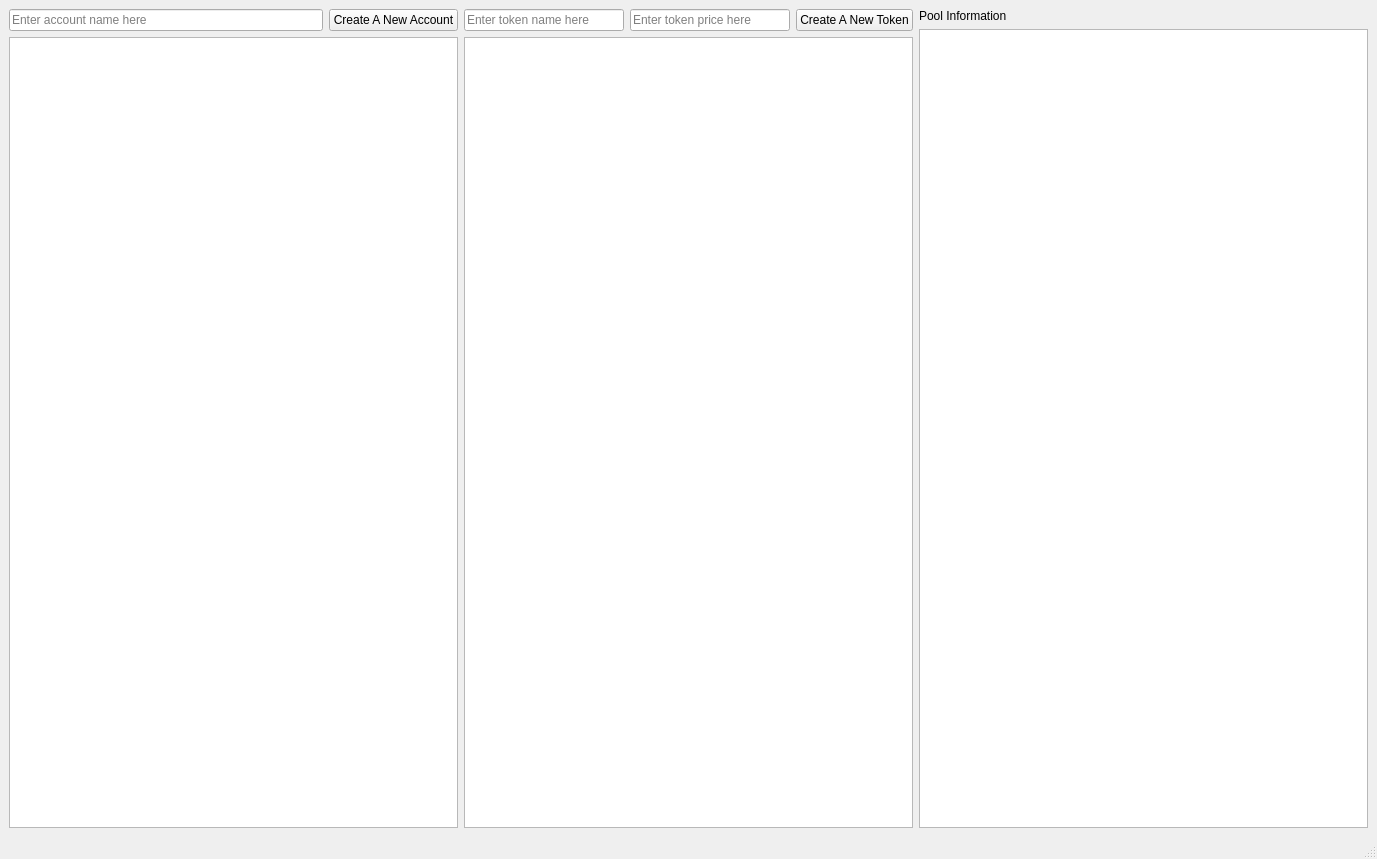
Old version of the form MainWindow.ui in the repository LiquidityProtocol/AMM-Simulator.
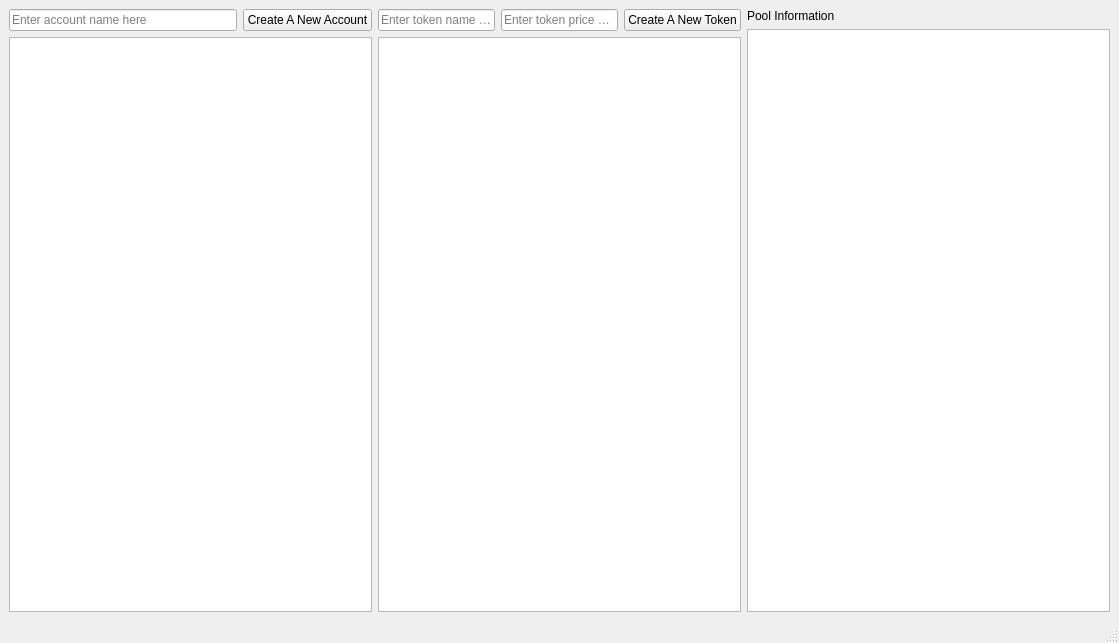
New version of the form.

```diff
--- a/MainWindow.ui
+++ b/MainWindow.ui
@@ -6,8 +6,8 @@
    <rect>
     <x>0</x>
     <y>0</y>
-    <width>1377</width>
-    <height>859</height>
+    <width>1119</width>
+    <height>643</height>
    </rect>
   </property>
   <property name="windowTitle">
```
Left out of the diff: 4 changed lines with no effect on the pictures.
